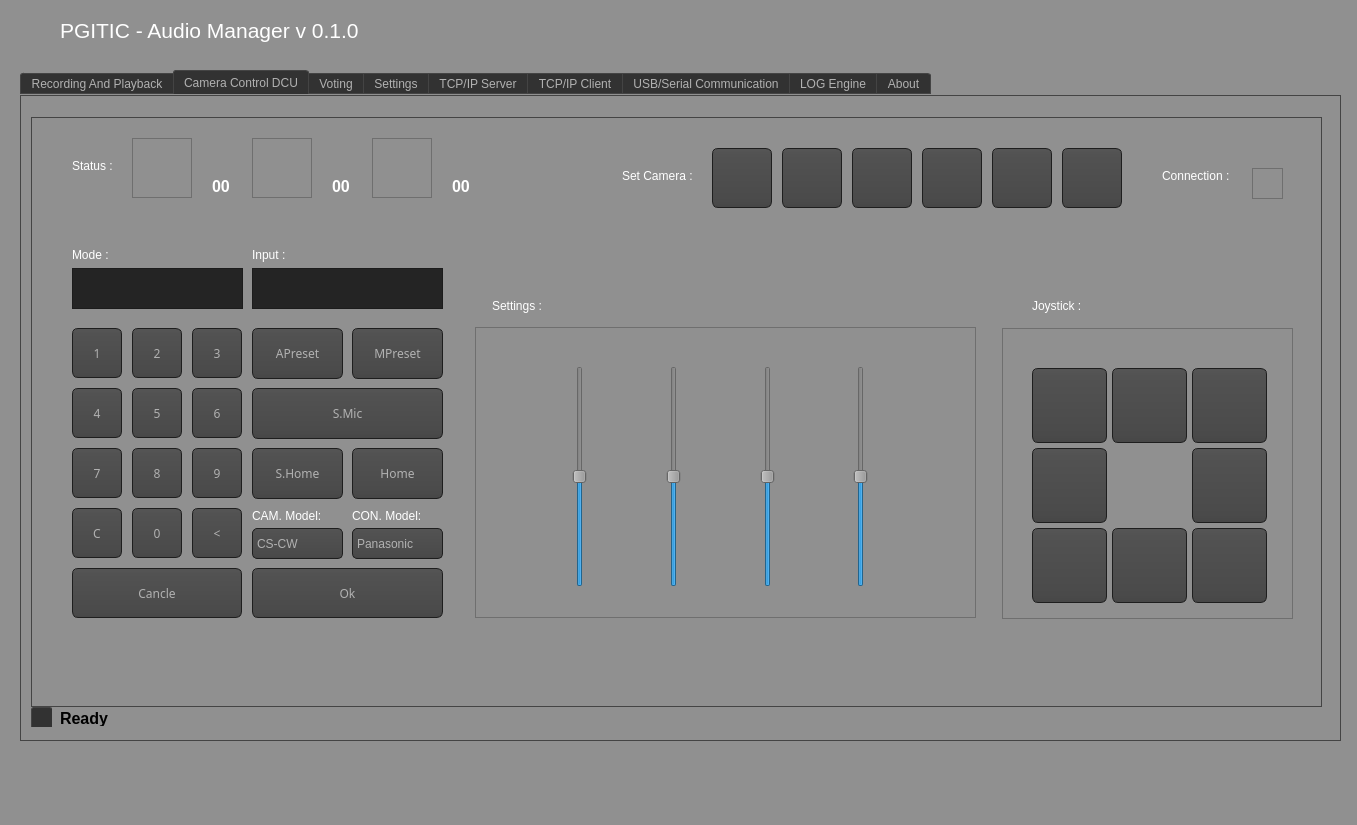
Before: the Qt Designer form mainwindow.ui in cxdcxd/pgitic_gstramer, drawn with Qt 5.
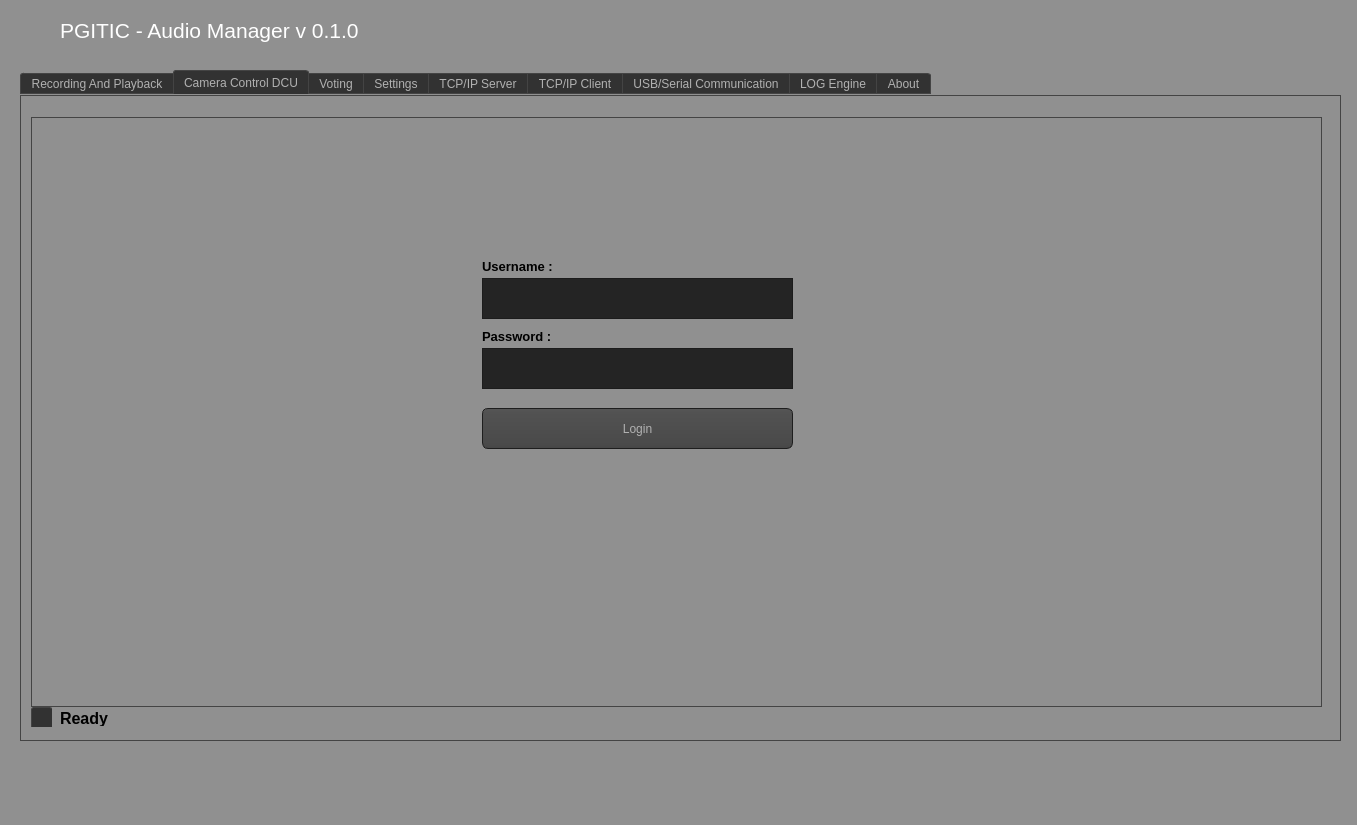
After: the same form once the commit is applied. Icons and pictures are not drawn.

What changed in the file:
```diff
--- a/mainwindow.ui
+++ b/mainwindow.ui
@@ -846,7 +846,7 @@
        <widget class="QFrame" name="frame_5">
         <property name="geometry">
          <rect>
-          <x>220</x>
+          <x>230</x>
           <y>20</y>
           <width>60</width>
           <height>60</height>
@@ -1004,7 +1004,7 @@
        <widget class="QFrame" name="frame_4">
         <property name="geometry">
          <rect>
-          <x>340</x>
+          <x>350</x>
           <y>20</y>
           <width>60</width>
           <height>60</height>
@@ -1948,6 +1948,13 @@
           <height>41</height>
          </rect>
         </property>
+        <property name="font">
+         <font>
+          <pointsize>16</pointsize>
+          <weight>75</weight>
+          <bold>true</bold>
+         </font>
+        </property>
         <property name="readOnly">
          <bool>true</bool>
         </property>
@@ -1955,8 +1962,8 @@
          <string>&lt;!DOCTYPE HTML PUBLIC &quot;-//W3C//DTD HTML 4.0//EN&quot; &quot;http://www.w3.org/TR/REC-html40/strict.dtd&quot;&gt;
 &lt;html&gt;&lt;head&gt;&lt;meta name=&quot;qrichtext&quot; content=&quot;1&quot; /&gt;&lt;style type=&quot;text/css&quot;&gt;
 p, li { white-space: pre-wrap; }
-&lt;/style&gt;&lt;/head&gt;&lt;body style=&quot; font-family:'Sans Serif'; font-size:9pt; font-weight:400; font-style:normal;&quot;&gt;
-&lt;p align=&quot;center&quot; style=&quot;-qt-paragraph-type:empty; margin-top:0px; margin-bottom:0px; margin-left:0px; margin-right:0px; -qt-block-indent:0; text-indent:0px;&quot;&gt;&lt;br /&gt;&lt;/p&gt;&lt;/body&gt;&lt;/html&gt;</string>
+&lt;/style&gt;&lt;/head&gt;&lt;body style=&quot; font-family:'Sans Serif'; font-size:16pt; font-weight:600; font-style:normal;&quot;&gt;
+&lt;p align=&quot;center&quot; style=&quot;-qt-paragraph-type:empty; margin-top:0px; margin-bottom:0px; margin-left:0px; margin-right:0px; -qt-block-indent:0; text-indent:0px; font-size:9pt; font-weight:400;&quot;&gt;&lt;br /&gt;&lt;/p&gt;&lt;/body&gt;&lt;/html&gt;</string>
         </property>
        </widget>
        <widget class="QTextEdit" name="txt_input">
@@ -1968,6 +1975,13 @@
           <height>41</height>
          </rect>
         </property>
+        <property name="font">
+         <font>
+          <pointsize>16</pointsize>
+          <weight>75</weight>
+          <bold>true</bold>
+         </font>
+        </property>
         <property name="readOnly">
          <bool>true</bool>
         </property>
@@ -1975,8 +1989,8 @@
          <string>&lt;!DOCTYPE HTML PUBLIC &quot;-//W3C//DTD HTML 4.0//EN&quot; &quot;http://www.w3.org/TR/REC-html40/strict.dtd&quot;&gt;
 &lt;html&gt;&lt;head&gt;&lt;meta name=&quot;qrichtext&quot; content=&quot;1&quot; /&gt;&lt;style type=&quot;text/css&quot;&gt;
 p, li { white-space: pre-wrap; }
-&lt;/style&gt;&lt;/head&gt;&lt;body style=&quot; font-family:'Sans Serif'; font-size:9pt; font-weight:400; font-style:normal;&quot;&gt;
-&lt;p align=&quot;center&quot; style=&quot;-qt-paragraph-type:empty; margin-top:0px; margin-bottom:0px; margin-left:0px; margin-right:0px; -qt-block-indent:0; text-indent:0px;&quot;&gt;&lt;br /&gt;&lt;/p&gt;&lt;/body&gt;&lt;/html&gt;</string>
+&lt;/style&gt;&lt;/head&gt;&lt;body style=&quot; font-family:'Sans Serif'; font-size:16pt; font-weight:600; font-style:normal;&quot;&gt;
+&lt;p align=&quot;center&quot; style=&quot;-qt-paragraph-type:empty; margin-top:0px; margin-bottom:0px; margin-left:0px; margin-right:0px; -qt-block-indent:0; text-indent:0px; font-size:9pt; font-weight:400;&quot;&gt;&lt;br /&gt;&lt;/p&gt;&lt;/body&gt;&lt;/html&gt;</string>
         </property>
        </widget>
        <widget class="QLabel" name="label_10">
@@ -1988,6 +2002,11 @@
           <height>14</height>
          </rect>
         </property>
+        <property name="font">
+         <font>
+          <pointsize>11</pointsize>
+         </font>
+        </property>
         <property name="styleSheet">
          <string notr="true">color: rgb(255, 255, 255);</string>
         </property>
@@ -2004,6 +2023,11 @@
           <height>14</height>
          </rect>
         </property>
+        <property name="font">
+         <font>
+          <pointsize>11</pointsize>
+         </font>
+        </property>
         <property name="styleSheet">
          <string notr="true">color: rgb(255, 255, 255);</string>
         </property>
@@ -2014,12 +2038,17 @@
        <widget class="QLabel" name="label_12">
         <property name="geometry">
          <rect>
-          <x>590</x>
-          <y>50</y>
-          <width>81</width>
-          <height>16</height>
+          <x>570</x>
+          <y>40</y>
+          <width>101</width>
+          <height>20</height>
          </rect>
         </property>
+        <property name="font">
+         <font>
+          <pointsize>11</pointsize>
+         </font>
+        </property>
         <property name="styleSheet">
          <string notr="true">color: rgb(255, 255, 255);</string>
         </property>
@@ -2030,7 +2059,7 @@
        <widget class="QFrame" name="frame_6">
         <property name="geometry">
          <rect>
-          <x>100</x>
+          <x>110</x>
           <y>20</y>
           <width>60</width>
           <height>60</height>
@@ -2051,8 +2080,8 @@
        <widget class="QFrame" name="status">
         <property name="geometry">
          <rect>
-          <x>1220</x>
-          <y>50</y>
+          <x>1230</x>
+          <y>40</y>
           <width>31</width>
           <height>31</height>
          </rect>
@@ -2074,10 +2103,15 @@
          <rect>
           <x>40</x>
           <y>40</y>
-          <width>51</width>
+          <width>61</width>
           <height>16</height>
          </rect>
         </property>
+        <property name="font">
+         <font>
+          <pointsize>11</pointsize>
+         </font>
+        </property>
         <property name="styleSheet">
          <string notr="true">color: rgb(255, 255, 255);</string>
         </property>
@@ -2090,7 +2124,7 @@
          <rect>
           <x>180</x>
           <y>60</y>
-          <width>21</width>
+          <width>41</width>
           <height>16</height>
          </rect>
         </property>
@@ -2113,7 +2147,7 @@
          <rect>
           <x>300</x>
           <y>60</y>
-          <width>21</width>
+          <width>41</width>
           <height>16</height>
          </rect>
         </property>
@@ -2136,7 +2170,7 @@
          <rect>
           <x>420</x>
           <y>60</y>
-          <width>21</width>
+          <width>41</width>
           <height>16</height>
          </rect>
         </property>
@@ -2157,12 +2191,17 @@
        <widget class="QLabel" name="label_17">
         <property name="geometry">
          <rect>
-          <x>460</x>
+          <x>470</x>
           <y>180</y>
           <width>91</width>
           <height>16</height>
          </rect>
         </property>
+        <property name="font">
+         <font>
+          <pointsize>11</pointsize>
+         </font>
+        </property>
         <property name="styleSheet">
          <string notr="true">color: rgb(255, 255, 255);</string>
         </property>
@@ -2173,12 +2212,17 @@
        <widget class="QLabel" name="label_18">
         <property name="geometry">
          <rect>
-          <x>1000</x>
+          <x>990</x>
           <y>180</y>
           <width>91</width>
           <height>16</height>
          </rect>
         </property>
+        <property name="font">
+         <font>
+          <pointsize>11</pointsize>
+         </font>
+        </property>
         <property name="styleSheet">
          <string notr="true">color: rgb(255, 255, 255);</string>
         </property>
@@ -2281,6 +2325,12 @@
           <height>16</height>
          </rect>
         </property>
+        <property name="font">
+         <font>
+          <weight>75</weight>
+          <bold>true</bold>
+         </font>
+        </property>
         <property name="styleSheet">
          <string notr="true">color: rgb(255, 255, 255);</string>
         </property>
@@ -2297,6 +2347,12 @@
           <height>16</height>
          </rect>
         </property>
+        <property name="font">
+         <font>
+          <weight>75</weight>
+          <bold>true</bold>
+         </font>
+        </property>
         <property name="styleSheet">
          <string notr="true">color: rgb(255, 255, 255);</string>
         </property>
@@ -2307,12 +2363,17 @@
        <widget class="QLabel" name="label_14">
         <property name="geometry">
          <rect>
-          <x>1130</x>
-          <y>50</y>
-          <width>81</width>
-          <height>16</height>
+          <x>1120</x>
+          <y>40</y>
+          <width>91</width>
+          <height>20</height>
          </rect>
         </property>
+        <property name="font">
+         <font>
+          <pointsize>11</pointsize>
+         </font>
+        </property>
         <property name="styleSheet">
          <string notr="true">color: rgb(255, 255, 255);</string>
         </property>
@@ -2320,6 +2381,115 @@
          <string>Connection :</string>
         </property>
        </widget>
+       <widget class="QFrame" name="frm_lock">
+        <property name="geometry">
+         <rect>
+          <x>10</x>
+          <y>10</y>
+          <width>1261</width>
+          <height>571</height>
+         </rect>
+        </property>
+        <property name="frameShape">
+         <enum>QFrame::NoFrame</enum>
+        </property>
+        <property name="frameShadow">
+         <enum>QFrame::Plain</enum>
+        </property>
+        <widget class="QTextEdit" name="txt_username">
+         <property name="geometry">
+          <rect>
+           <x>440</x>
+           <y>150</y>
+           <width>311</width>
+           <height>41</height>
+          </rect>
+         </property>
+         <property name="font">
+          <font>
+           <pointsize>16</pointsize>
+           <weight>75</weight>
+           <bold>true</bold>
+          </font>
+         </property>
+        </widget>
+        <widget class="QTextEdit" name="txt_password">
+         <property name="geometry">
+          <rect>
+           <x>440</x>
+           <y>220</y>
+           <width>311</width>
+           <height>41</height>
+          </rect>
+         </property>
+         <property name="font">
+          <font>
+           <pointsize>16</pointsize>
+           <weight>75</weight>
+           <bold>true</bold>
+          </font>
+         </property>
+        </widget>
+        <widget class="QLabel" name="label_15">
+         <property name="geometry">
+          <rect>
+           <x>440</x>
+           <y>130</y>
+           <width>141</width>
+           <height>16</height>
+          </rect>
+         </property>
+         <property name="font">
+          <font>
+           <pointsize>10</pointsize>
+           <weight>75</weight>
+           <bold>true</bold>
+          </font>
+         </property>
+         <property name="styleSheet">
+          <string notr="true">color: rgb(0, 0, 0);</string>
+         </property>
+         <property name="text">
+          <string>Username :</string>
+         </property>
+        </widget>
+        <widget class="QLabel" name="label_16">
+         <property name="geometry">
+          <rect>
+           <x>440</x>
+           <y>200</y>
+           <width>141</width>
+           <height>16</height>
+          </rect>
+         </property>
+         <property name="font">
+          <font>
+           <pointsize>10</pointsize>
+           <weight>75</weight>
+           <bold>true</bold>
+          </font>
+         </property>
+         <property name="styleSheet">
+          <string notr="true">color: rgb(0, 0, 0);</string>
+         </property>
+         <property name="text">
+          <string>Password :</string>
+         </property>
+        </widget>
+        <widget class="QPushButton" name="btn_login">
+         <property name="geometry">
+          <rect>
+           <x>440</x>
+           <y>280</y>
+           <width>311</width>
+           <height>41</height>
+          </rect>
+         </property>
+         <property name="text">
+          <string>Login</string>
+         </property>
+        </widget>
+       </widget>
        <zorder>graphicsView</zorder>
        <zorder>frame_5</zorder>
        <zorder>cs5</zorder>
@@ -2379,6 +2549,7 @@
        <zorder>label</zorder>
        <zorder>label_9</zorder>
        <zorder>label_14</zorder>
+       <zorder>frm_lock</zorder>
       </widget>
      </widget>
     </widget>
```
